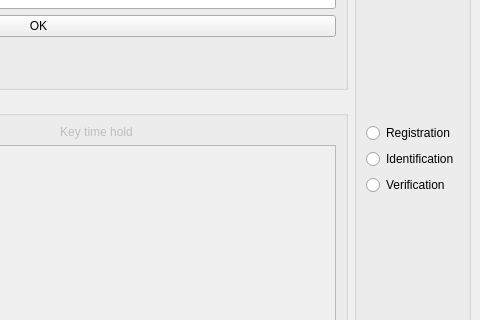
Old version of the form auth_form.ui in the repository AntonGudimov/BIM; both pictures show x 280 to 760 and y 98 to 418 of the 760 by 501 pixel window.
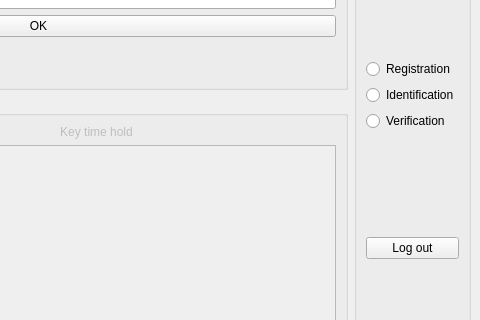
New version of the form.

Commit message: Added posibility to authentication and verification process. Made some font changes to the Auth_Form and DB_Form

What changed in the file:
```diff
--- a/auth_form.ui
+++ b/auth_form.ui
@@ -318,6 +318,13 @@
            </item>
           </layout>
          </item>
+         <item>
+          <widget class="QPushButton" name="logoutPushButton">
+           <property name="text">
+            <string>Log out</string>
+           </property>
+          </widget>
+         </item>
         </layout>
        </widget>
       </item>
```
The commit also changes 6 other files.
